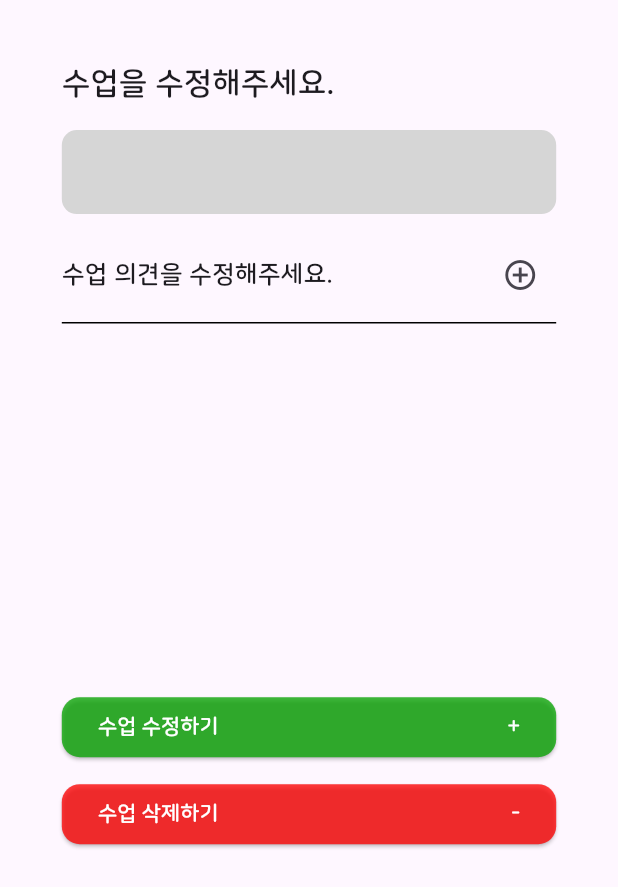
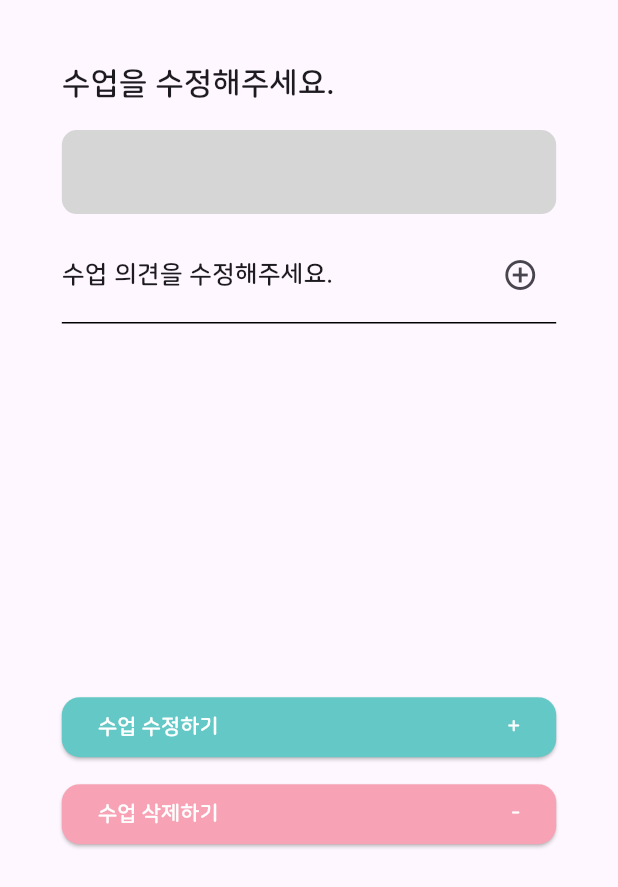
Before and after one commit to ksw1912/Class_Interaction_Application, a Flutter app: the EditClassDialog widget shown alone on an empty page, opened directly with empty values, on a phone screen of 412 x 824 dp. Shown: the top 887 px of the screen. Run offline on Flutter 3.47's test engine with Material 3 defaults, Android fonts, the phone set to English and light mode, and no system bars; our stand-ins replace device_preview, email_validator, flutter_secure_storage, qr_flutter, syncfusion_flutter_charts; missing offline and left inert: flutter_session_jwt, qr_code_scanner, stomp_dart_client; accounts and stored records are empty.

Commit message:
자잘한 수정

```diff
--- a/lib/classroom/instructor/EditClassDialog.dart
+++ b/lib/classroom/instructor/EditClassDialog.dart
@@ -188,8 +188,8 @@ class _EditClassDialogState extends State<EditClassDialog> {
                       children: [
                         ElevatedButton(
                           style: ElevatedButton.styleFrom(
-                            backgroundColor: Color.fromARGB(192, 5, 165, 0),
-                            surfaceTintColor: Color.fromARGB(192, 5, 165, 0),
+                            backgroundColor: Color(0xff64c9c6),
+                            surfaceTintColor: Color(0xff64c9c6),
                             foregroundColor: Colors.white,
                             shape: RoundedRectangleBorder(
                               borderRadius: BorderRadius.circular(12),
@@ -276,8 +276,8 @@ class _EditClassDialogState extends State<EditClassDialog> {
                         SizedBox(height: 10),
                         ElevatedButton(
                           style: ElevatedButton.styleFrom(
-                            backgroundColor: Color.fromARGB(192, 255, 0, 0),
-                            surfaceTintColor: Color.fromARGB(192, 255, 0, 0),
+                            backgroundColor: Color(0xfff7a3b5),
+                            surfaceTintColor: Color(0xfff7a3b5),
                             foregroundColor: Colors.white,
                             shape: RoundedRectangleBorder(
                               borderRadius: BorderRadius.circular(12),
```
Also changed, not shown: lib/classroom/instructor/classRoomPage.dart (+0 -48 lines).
